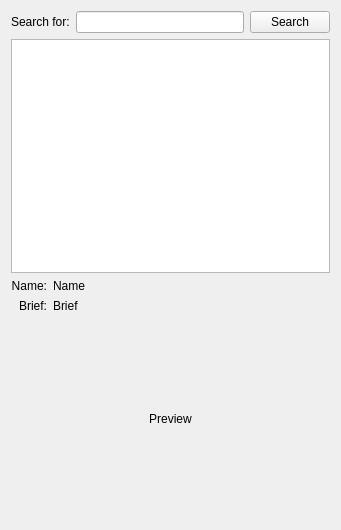
This is frameworks/forge/plugins/search/SearchForm.ui in dmzgroup/forge as Qt 5 draws it before an edit. The edited form follows.
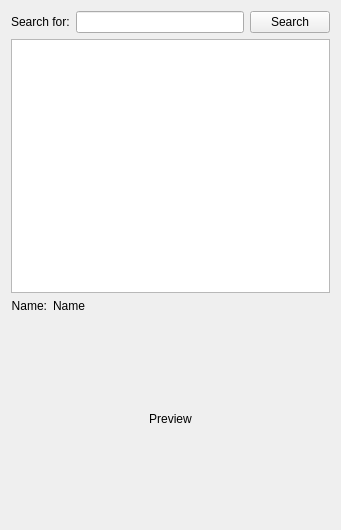
This is the edited form.

Commit message: Working on getting the search functionality into the viewer. Once you find a search result you will be able to double click on it and it show up in the viewer and publisher interfaces.

```diff
--- a/frameworks/forge/plugins/search/SearchForm.ui
+++ b/frameworks/forge/plugins/search/SearchForm.ui
@@ -43,8 +43,8 @@
     </widget>
    </item>
    <item>
-    <layout class="QGridLayout" name="gridLayout">
-     <item row="0" column="0">
+    <layout class="QHBoxLayout" name="horizontalLayout_2">
+     <item>
       <widget class="QLabel" name="label_2">
        <property name="text">
         <string>Name:</string>
@@ -54,7 +54,7 @@
        </property>
       </widget>
      </item>
-     <item row="0" column="1">
+     <item>
       <widget class="QLabel" name="nameLabel">
        <property name="sizePolicy">
         <sizepolicy hsizetype="MinimumExpanding" vsizetype="Preferred">
@@ -67,23 +67,6 @@
        </property>
       </widget>
      </item>
-     <item row="1" column="0">
-      <widget class="QLabel" name="label_4">
-       <property name="text">
-        <string>Brief:</string>
-       </property>
-       <property name="alignment">
-        <set>Qt::AlignRight|Qt::AlignTrailing|Qt::AlignVCenter</set>
-       </property>
-      </widget>
-     </item>
-     <item row="1" column="1">
-      <widget class="QLabel" name="briefLabel">
-       <property name="text">
-        <string>Brief</string>
-       </property>
-      </widget>
-     </item>
     </layout>
    </item>
    <item>
```
The commit also changes 11 other files.
